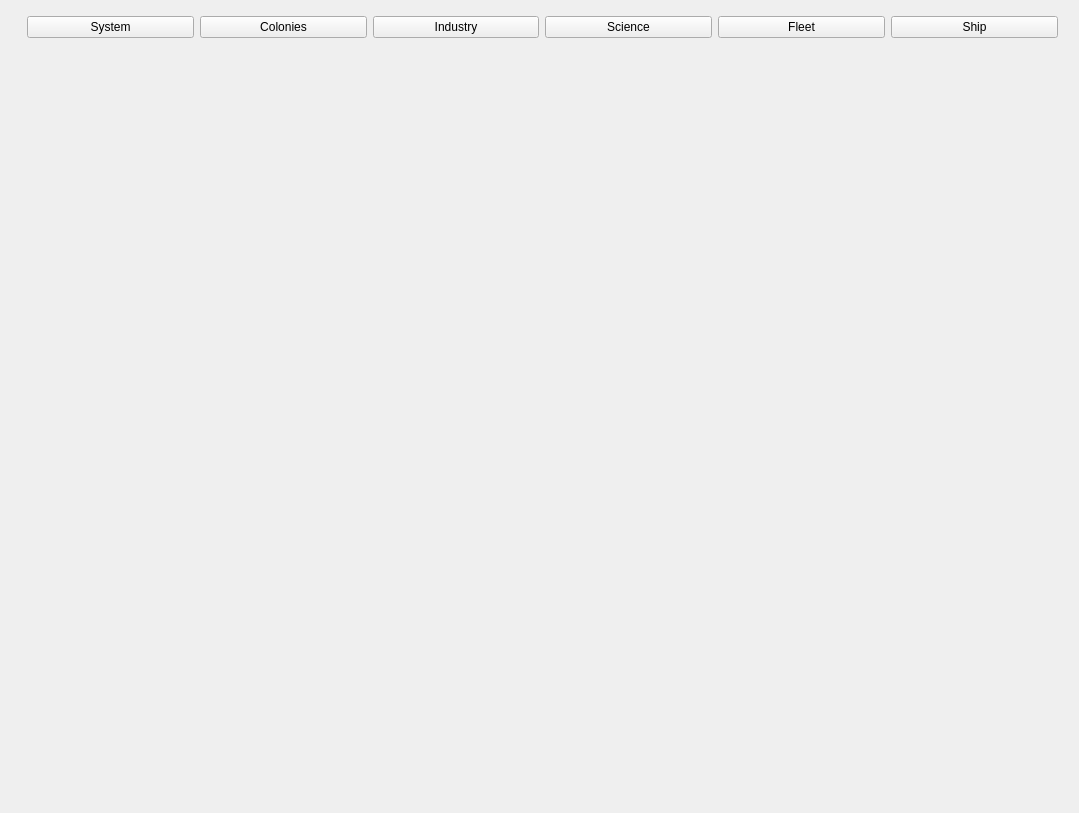
First picture: the form in Mercury/GameWindow.ui, repository appcrashwin7/Mercury, before the edit.
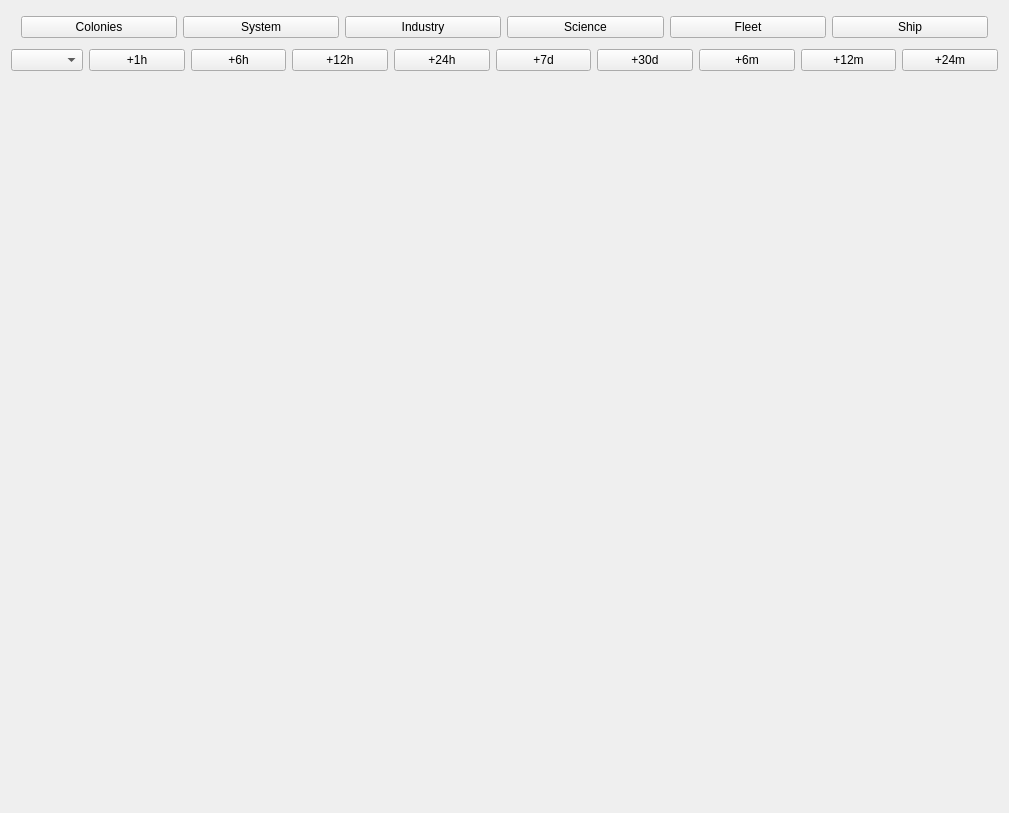
Second picture: the form after the edit.

Commit message: add planetary systems(prototype)

```diff
--- a/Mercury/GameWindow.ui
+++ b/Mercury/GameWindow.ui
@@ -6,7 +6,7 @@
    <rect>
     <x>0</x>
     <y>0</y>
-    <width>1079</width>
+    <width>1009</width>
     <height>813</height>
    </rect>
   </property>
@@ -14,7 +14,7 @@
    <string notr="true">Mercury</string>
   </property>
   <layout class="QFormLayout" name="formLayout">
-   <item row="0" column="1">
+   <item row="0" column="0" colspan="2">
     <layout class="QHBoxLayout" name="horizontalLayout">
      <property name="sizeConstraint">
       <enum>QLayout::SetDefaultConstraint</enum>
@@ -31,13 +31,6 @@
      <property name="bottomMargin">
       <number>5</number>
      </property>
-     <item>
-      <widget class="QPushButton" name="systemButton">
-       <property name="text">
-        <string>System</string>
-       </property>
-      </widget>
-     </item>
      <item>
       <widget class="QPushButton" name="colonyButton">
        <property name="text">
@@ -45,6 +38,13 @@
        </property>
       </widget>
      </item>
+     <item>
+      <widget class="QPushButton" name="systemButton">
+       <property name="text">
+        <string>System</string>
+       </property>
+      </widget>
+     </item>
      <item>
       <widget class="QPushButton" name="industryButton">
        <property name="text">
@@ -75,6 +75,86 @@
      </item>
     </layout>
    </item>
+   <item row="1" column="0">
+    <widget class="QComboBox" name="systemView"/>
+   </item>
+   <item row="1" column="1">
+    <layout class="QHBoxLayout" name="horizontalLayout_2">
+     <item>
+      <widget class="QPushButton" name="iTime1h">
+       <property name="text">
+        <string>+1h</string>
+       </property>
+      </widget>
+     </item>
+     <item>
+      <widget class="QPushButton" name="iTime6h">
+       <property name="text">
+        <string>+6h</string>
+       </property>
+      </widget>
+     </item>
+     <item>
+      <widget class="QPushButton" name="iTime12h">
+       <property name="text">
+        <string>+12h</string>
+       </property>
+      </widget>
+     </item>
+     <item>
+      <widget class="QPushButton" name="iTime24h">
+       <property name="text">
+        <string>+24h</string>
+       </property>
+      </widget>
+     </item>
+     <item>
+      <widget class="QPushButton" name="iTime7d">
+       <property name="text">
+        <string>+7d</string>
+       </property>
+      </widget>
+     </item>
+     <item>
+      <widget class="QPushButton" name="iTime30d">
+       <property name="text">
+        <string>+30d</string>
+       </property>
+      </widget>
+     </item>
+     <item>
+      <widget class="QPushButton" name="iTime6m">
+       <property name="text">
+        <string>+6m</string>
+       </property>
+      </widget>
+     </item>
+     <item>
+      <widget class="QPushButton" name="iTime12m">
+       <property name="text">
+        <string>+12m</string>
+       </property>
+      </widget>
+     </item>
+     <item>
+      <widget class="QPushButton" name="iTime24m">
+       <property name="text">
+        <string>+24m</string>
+       </property>
+      </widget>
+     </item>
+    </layout>
+   </item>
+   <item row="4" column="0">
+    <widget class="QLabel" name="date">
+     <property name="text">
+      <string/>
+     </property>
+    </widget>
+   </item>
+   <item row="6" column="0">
+    <layout class="QGridLayout" name="gridLayout"/>
+   </item>
   </layout>
  </widget>
  <resources/>
```
The commit also changes 17 other files.
